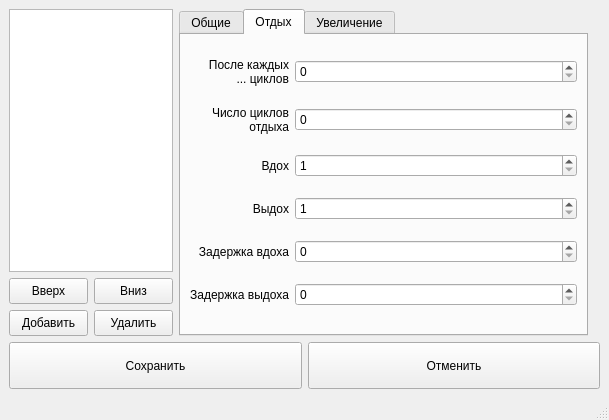
dvarubla/breathe_trainer, file src/SettingsWindow/settings.ui: the form before one commit.
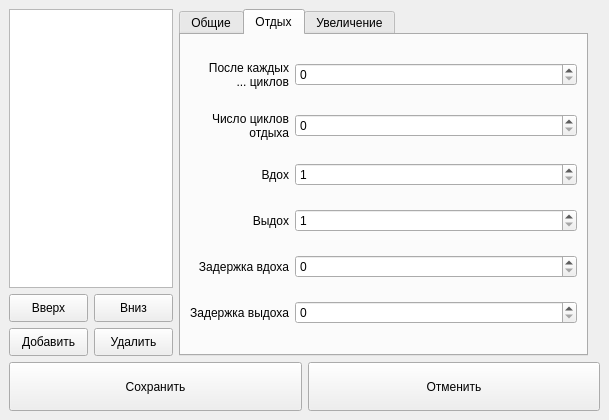
The form after the commit. The open tabs and pages were chosen to show the change. Icons and pictures are not drawn.

Commit message: Add tooltips, remove status bars

The edit to the form file:
```diff
--- a/src/SettingsWindow/settings.ui
+++ b/src/SettingsWindow/settings.ui
@@ -793,7 +793,6 @@
     </item>
    </layout>
   </widget>
-  <widget class="QStatusBar" name="statusbar"/>
  </widget>
  <resources>
   <include location="../../res/resources.qrc"/>
```
Left out of the diff: 92 changed lines with no effect on the pictures. The commit also changes 1 other file.
